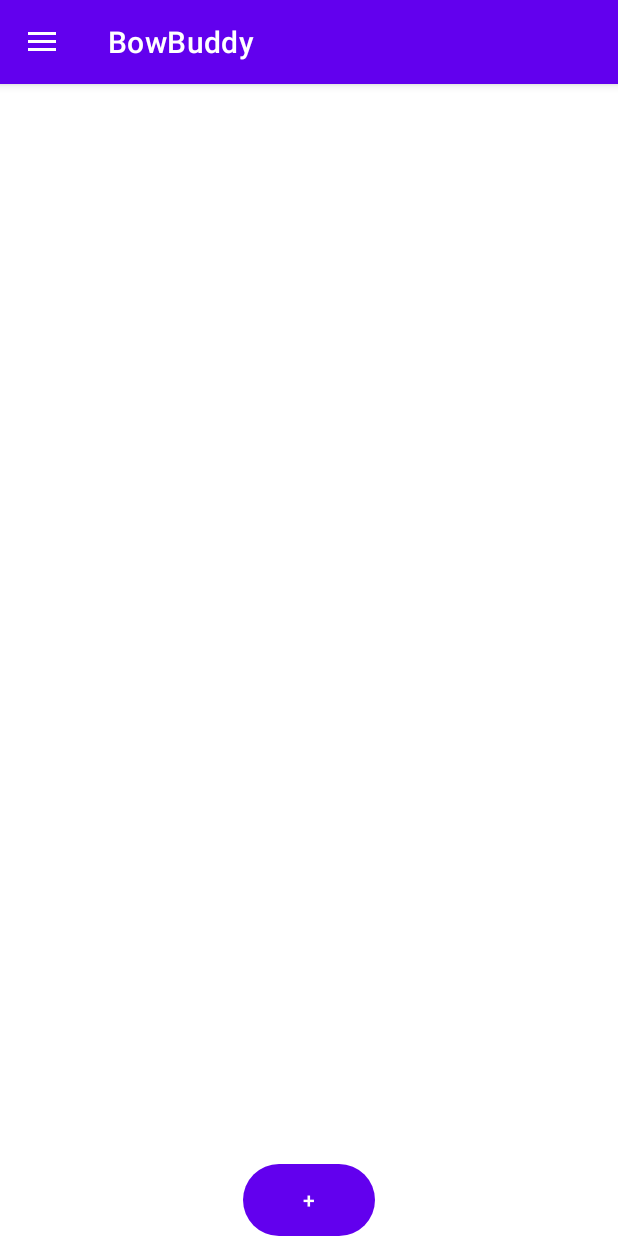
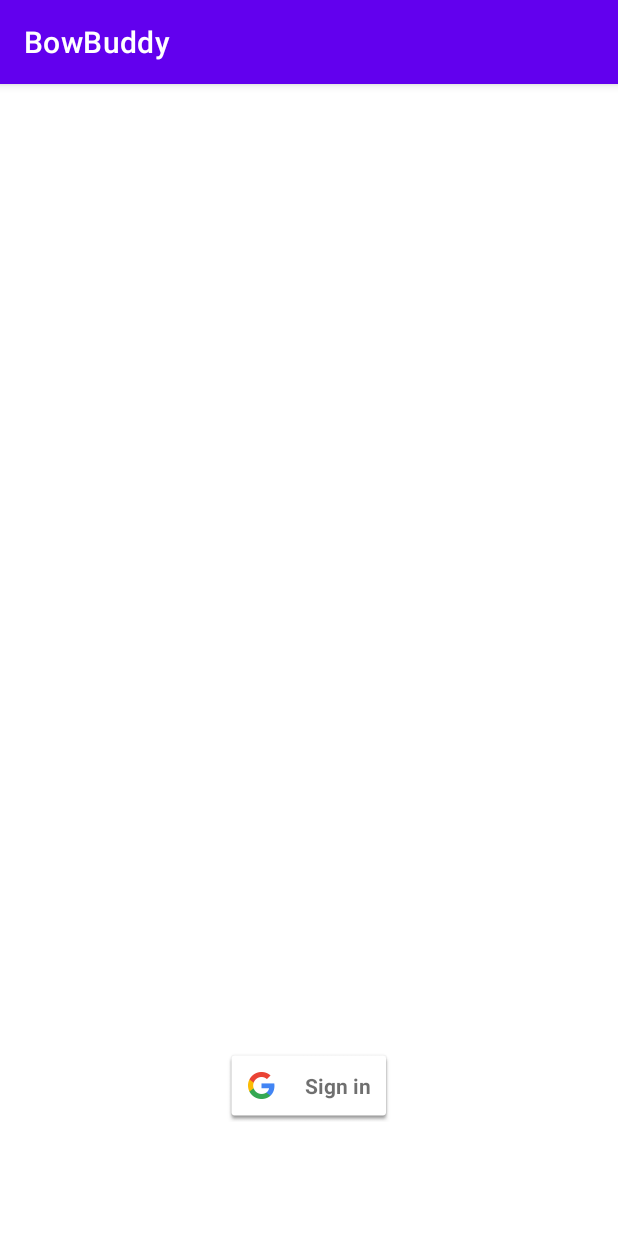
Before and after one commit to Pixelherz23/BowBuddyApp, an Android app: the screen it shows after launch (MainActivity before the commit, SignInActivity after it), on a phone screen of 412 x 824 dp. Run offline under Robolectric (Android 15) with nearby library versions, the phone set to English and light mode, and no system bars; 1 statement that could not run was skipped.

Commit message:
Added Google SignIn and SignOut

```diff
--- a/app/build.gradle
+++ b/app/build.gradle
@@ -25,6 +25,7 @@ android {
             proguardFiles getDefaultProguardFile('proguard-android-optimize.txt'), 'proguard-rules.pro'
         }
     }
+
     compileOptions {
         sourceCompatibility JavaVersion.VERSION_1_8
         targetCompatibility JavaVersion.VERSION_1_8
@@ -45,4 +46,6 @@ dependencies {
     androidTestImplementation 'androidx.test.ext:junit:1.1.3'
     androidTestImplementation 'androidx.test.espresso:espresso-core:3.4.0'
     implementation 'com.google.android.material:material:1.5.0'
+    implementation 'com.google.android.gms:play-services-auth:20.2.0'
+    implementation 'com.squareup.picasso:picasso:2.5.2'
 }
--- /dev/null
+++ b/app/src/main/java/com/example/bowbuddyapp/googleSignIn/SignInActivity.kt
@@ -0,0 +1,79 @@
+package com.example.bowbuddyapp.googleSignIn
+
+import android.app.Activity
+import android.content.Intent
+import android.os.Bundle
+import android.util.Log
+import android.view.View
+import androidx.activity.result.ActivityResultLauncher
+import androidx.activity.result.contract.ActivityResultContracts
+import androidx.appcompat.app.AppCompatActivity
+import com.example.bowbuddyapp.MainActivity
+import com.example.bowbuddyapp.R
+import com.google.android.gms.auth.api.signin.GoogleSignIn
+import com.google.android.gms.auth.api.signin.GoogleSignInAccount
+import com.google.android.gms.auth.api.signin.GoogleSignInClient
+import com.google.android.gms.auth.api.signin.GoogleSignInOptions
+import com.google.android.gms.common.SignInButton
+import com.google.android.gms.common.api.ApiException
+
+
+class SignInActivity : AppCompatActivity() {
+    private var mGoogleSignInClient: GoogleSignInClient? = null
+    private var launcher: ActivityResultLauncher<Intent?> = registerForActivityResult(ActivityResultContracts.StartActivityForResult()) { result ->
+        if (result.resultCode == Activity.RESULT_OK) {
+            val data = result.data
+            val task = GoogleSignIn.getSignedInAccountFromIntent(data)
+
+
+            try{
+                //Do sth. with User Information
+                val account: GoogleSignInAccount? = task.getResult(ApiException::class.java)
+                val intent = Intent(this, MainActivity::class.java)
+                startActivity(intent)
+            } catch(e: ApiException){
+                Log.e("TAG", "signInResult:failed code=" + e.statusCode)
+            }
+        }
+    }
+
+    override fun onCreate(savedInstanceState: Bundle?) {
+        super.onCreate(savedInstanceState)
+        setContentView(R.layout.activity_sign_in)
+
+        // Configure sign-in to request the user's ID, email address, and basic
+        // profile. ID and basic profile are included in DEFAULT_SIGN_IN.
+        val gso = GoogleSignInOptions.Builder(GoogleSignInOptions.DEFAULT_SIGN_IN).requestEmail().build()
+
+        // Build a GoogleSignInClient with the options specified by gso.
+        mGoogleSignInClient = GoogleSignIn.getClient(this, gso)
+
+        val signInButton = findViewById<SignInButton>(R.id.sign_in_button)
+        signInButton.setSize(SignInButton.SIZE_STANDARD)
+
+        signInButton.setOnClickListener(){
+            signIn()
+        }
+
+    }
+
+    override fun onStart() {
+        super.onStart()
+
+        // Check for existing Google Sign In account, if the user is already signed in
+        // the GoogleSignInAccount will be non-null.
+        val account = GoogleSignIn.getLastSignedInAccount(this)
+
+        //Start MainActivity or LogIn
+        if(account != null){
+            val intent = Intent(this, MainActivity::class.java)
+            startActivity(intent)
+        }
+    }
+
+    //launch the login screen
+    private fun signIn(){
+        val intent = mGoogleSignInClient!!.signInIntent
+        launcher.launch(intent)
+    }
+}
--- /dev/null
+++ b/app/src/main/res/layout/activity_sign_in.xml
@@ -0,0 +1,18 @@
+<?xml version="1.0" encoding="utf-8"?>
+<androidx.constraintlayout.widget.ConstraintLayout xmlns:android="http://schemas.android.com/apk/res/android"
+    xmlns:app="http://schemas.android.com/apk/res-auto"
+    xmlns:tools="http://schemas.android.com/tools"
+    android:layout_width="match_parent"
+    android:layout_height="match_parent"
+    tools:context=".googleSignIn.SignInActivity">
+
+    <com.google.android.gms.common.SignInButton
+        android:id="@+id/sign_in_button"
+        android:layout_width="wrap_content"
+        android:layout_height="wrap_content"
+        android:layout_marginBottom="76dp"
+        app:layout_constraintBottom_toBottomOf="parent"
+        app:layout_constraintEnd_toEndOf="parent"
+        app:layout_constraintStart_toStartOf="parent" />
+
+</androidx.constraintlayout.widget.ConstraintLayout>
--- a/app/src/main/res/menu/nav_menu.xml
+++ b/app/src/main/res/menu/nav_menu.xml
@@ -15,5 +15,9 @@
         android:title="Friends">
 
     </item>
+    <item
+        android:id="@+id/mi_logout"
+        android:icon="@android:drawable/ic_lock_power_off"
+        android:title="Abmelden"/>
 
 </menu>
--- a/build.gradle
+++ b/build.gradle
@@ -1,10 +1,11 @@
+
 // Top-level build file where you can add configuration options common to all sub-projects/modules.
+
 plugins {
     id 'com.android.application' version '7.1.3' apply false
     id 'com.android.library' version '7.1.3' apply false
     id 'org.jetbrains.kotlin.android' version '1.6.21' apply false
 }
-
 task clean(type: Delete) {
     delete rootProject.buildDir
 }
```
Also changed, not shown: app/src/main/AndroidManifest.xml (+10 -5 lines), app/src/main/java/com/example/bowbuddyapp/MainActivity.kt (+41 -1 lines), app/src/main/res/layout/activity_main.xml (+55 -4 lines), 1 other file.
